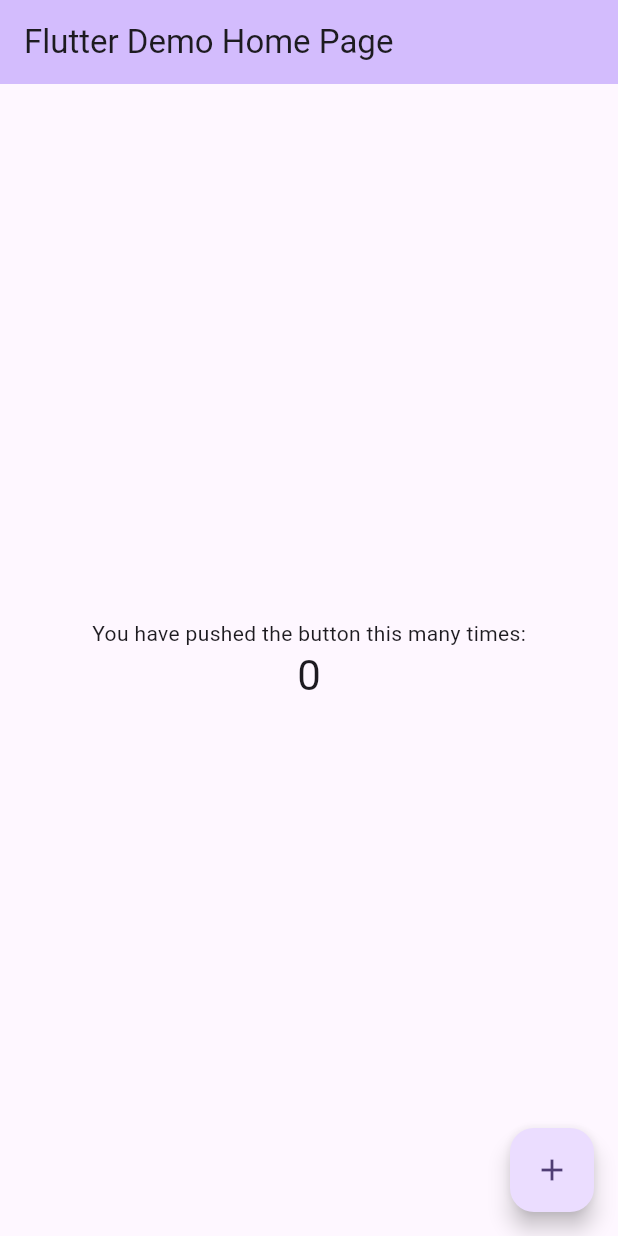
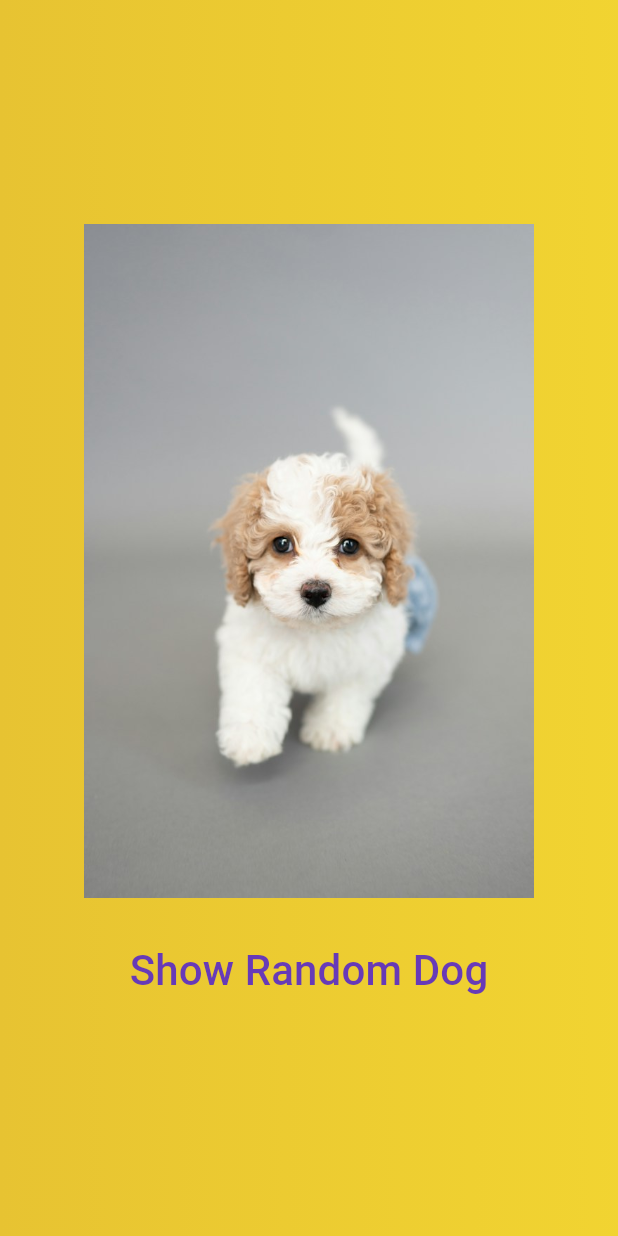
Before and after one commit to taetano/Dog-pic, a Flutter app: the screen it shows after launch, on a phone screen of 412 x 824 dp. Run offline on Flutter 3.47's test engine with Material 3 defaults, Android fonts, the phone set to English and light mode, and no system bars.

Commit message:
강아지 이미지 뷰어 첫앱

```diff
--- /dev/null
+++ b/lib/dog_viwer.dart
@@ -0,0 +1,45 @@
+import 'package:flutter/material.dart';
+import 'dart:math';
+
+class DogViwer extends StatefulWidget {
+  const DogViwer({super.key});
+
+  @override
+  State<DogViwer> createState() => _DogViwerState();
+}
+
+class _DogViwerState extends State<DogViwer> {
+  static final randomizer = Random();
+  int dogImageNum = 1;
+
+  void onClickHandler() {
+    setState(() {
+      int? randomNum;
+      while (true) {
+        randomNum = randomizer.nextInt(5) + 1;
+        if (randomNum != dogImageNum) break;
+      }
+      dogImageNum = randomNum;
+    });
+  }
+
+  @override
+  Widget build(BuildContext context) {
+    return Column(
+      mainAxisSize: MainAxisSize.min,
+      children: [
+        Image.asset(
+          "assets/images/dog-$dogImageNum.jpg",
+          width: 300,
+        ),
+        const SizedBox(height: 20),
+        TextButton(
+            onPressed: onClickHandler,
+            child: const Text(
+              "Show Random Dog",
+              style: TextStyle(color: Colors.deepPurple, fontSize: 28),
+            ))
+      ],
+    );
+  }
+}
--- /dev/null
+++ b/lib/gradient_container.dart
@@ -0,0 +1,19 @@
+import 'package:dog_pic/dog_viwer.dart';
+import 'package:flutter/material.dart';
+
+class GradientContainer extends StatelessWidget {
+  final List<Color> colors;
+  const GradientContainer(this.colors, {super.key});
+
+  @override
+  Widget build(BuildContext context) {
+    return Container(
+      decoration: BoxDecoration(
+        gradient: LinearGradient(colors: colors),
+      ),
+      child: const Center(
+        child: DogViwer(),
+      ),
+    );
+  }
+}
--- a/lib/main.dart
+++ b/lib/main.dart
@@ -1,3 +1,4 @@
+import 'package:dog_pic/gradient_container.dart';
 import 'package:flutter/material.dart';
 
 void main() {
@@ -7,119 +8,15 @@
 class MyApp extends StatelessWidget {
   const MyApp({super.key});
 
-  // This widget is the root of your application.
   @override
   Widget build(BuildContext context) {
-    return MaterialApp(
-      title: 'Flutter Demo',
-      theme: ThemeData(
-        // This is the theme of your application.
-        //
-        // TRY THIS: Try running your application with "flutter run". You'll see
-        // the application has a purple toolbar. Then, without quitting the app,
-        // try changing the seedColor in the colorScheme below to Colors.green
-        // and then invoke "hot reload" (save your changes or press the "hot
-        // reload" button in a Flutter-supported IDE, or press "r" if you used
-        // the command line to start the app).
-        //
-        // Notice that the counter didn't reset back to zero; the application
-        // state is not lost during the reload. To reset the state, use hot
-        // restart instead.
-        //
-        // This works for code too, not just values: Most code changes can be
-        // tested with just a hot reload.
-        colorScheme: ColorScheme.fromSeed(seedColor: Colors.deepPurple),
-        useMaterial3: true,
+    return const MaterialApp(
+      home: Scaffold(
+        body: GradientContainer([
+          Color.fromARGB(255, 231, 195, 50),
+          Color.fromARGB(231, 240, 208, 28)
+        ]),
       ),
-      home: const MyHomePage(title: 'Flutter Demo Home Page'),
     );
   }
 }
-
-class MyHomePage extends StatefulWidget {
-  const MyHomePage({super.key, required this.title});
-
-  // This widget is the home page of your application. It is stateful, meaning
-  // that it has a State object (defined below) that contains fields that affect
-  // how it looks.
-
-  // This class is the configuration for the state. It holds the values (in this
-  // case the title) provided by the parent (in this case the App widget) and
-  // used by the build method of the State. Fields in a Widget subclass are
-  // always marked "final".
-
-  final String title;
-
-  @override
-  State<MyHomePage> createState() => _MyHomePageState();
-}
-
-class _MyHomePageState extends State<MyHomePage> {
-  int _counter = 0;
-
-  void _incrementCounter() {
-    setState(() {
-      // This call to setState tells the Flutter framework that something has
-      // changed in this State, which causes it to rerun the build method below
-      // so that the display can reflect the updated values. If we changed
-      // _counter without calling setState(), then the build method would not be
-      // called again, and so nothing would appear to happen.
-      _counter++;
-    });
-  }
-
-  @override
-  Widget build(BuildContext context) {
-    // This method is rerun every time setState is called, for instance as done
-    // by the _incrementCounter method above.
-    //
-    // The Flutter framework has been optimized to make rerunning build methods
-    // fast, so that you can just rebuild anything that needs updating rather
-    // than having to individually change instances of widgets.
-    return Scaffold(
-      appBar: AppBar(
-        // TRY THIS: Try changing the color here to a specific color (to
-        // Colors.amber, perhaps?) and trigger a hot reload to see the AppBar
-        // change color while the other colors stay the same.
-        backgroundColor: Theme.of(context).colorScheme.inversePrimary,
-        // Here we take the value from the MyHomePage object that was created by
-        // the App.build method, and use it to set our appbar title.
-        title: Text(widget.title),
-      ),
-      body: Center(
-        // Center is a layout widget. It takes a single child and positions it
-        // in the middle of the parent.
-        child: Column(
-          // Column is also a layout widget. It takes a list of children and
-          // arranges them vertically. By default, it sizes itself to fit its
-          // children horizontally, and tries to be as tall as its parent.
-          //
-          // Column has various properties to control how it sizes itself and
-          // how it positions its children. Here we use mainAxisAlignment to
-          // center the children vertically; the main axis here is the vertical
-          // axis because Columns are vertical (the cross axis would be
-          // horizontal).
-          //
-          // TRY THIS: Invoke "debug painting" (choose the "Toggle Debug Paint"
-          // action in the IDE, or press "p" in the console), to see the
-          // wireframe for each widget.
-          mainAxisAlignment: MainAxisAlignment.center,
-          children: <Widget>[
-            const Text(
-              'You have pushed the button this many times:',
-            ),
-            Text(
-              '$_counter',
-              style: Theme.of(context).textTheme.headlineMedium,
-            ),
-          ],
-        ),
-      ),
-      floatingActionButton: FloatingActionButton(
-        onPressed: _incrementCounter,
-        tooltip: 'Increment',
-        child: const Icon(Icons.add),
-      ), // This trailing comma makes auto-formatting nicer for build methods.
-    );
-  }
-}
```
Also changed, not shown: pubspec.yaml (+49 -48 lines), assets/images/dog-1.jpg (added), assets/images/dog-2.jpg (added), assets/images/dog-3.jpg (added), assets/images/dog-4.jpg (added), assets/images/dog-5.jpg (added), 1 other file.
